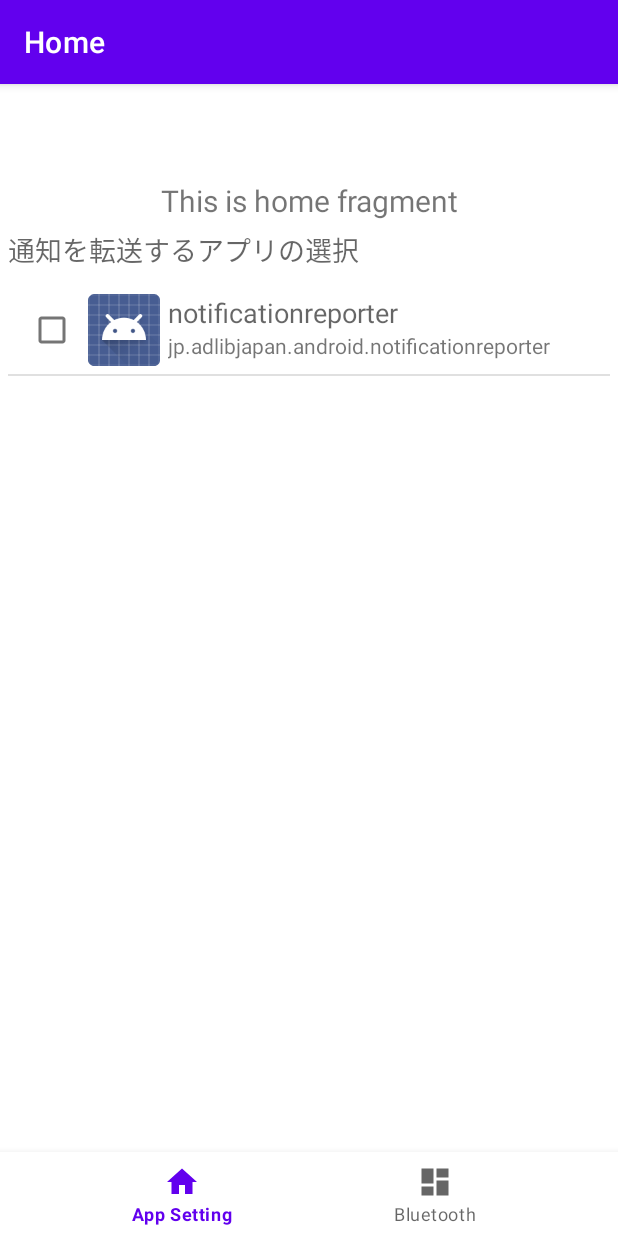
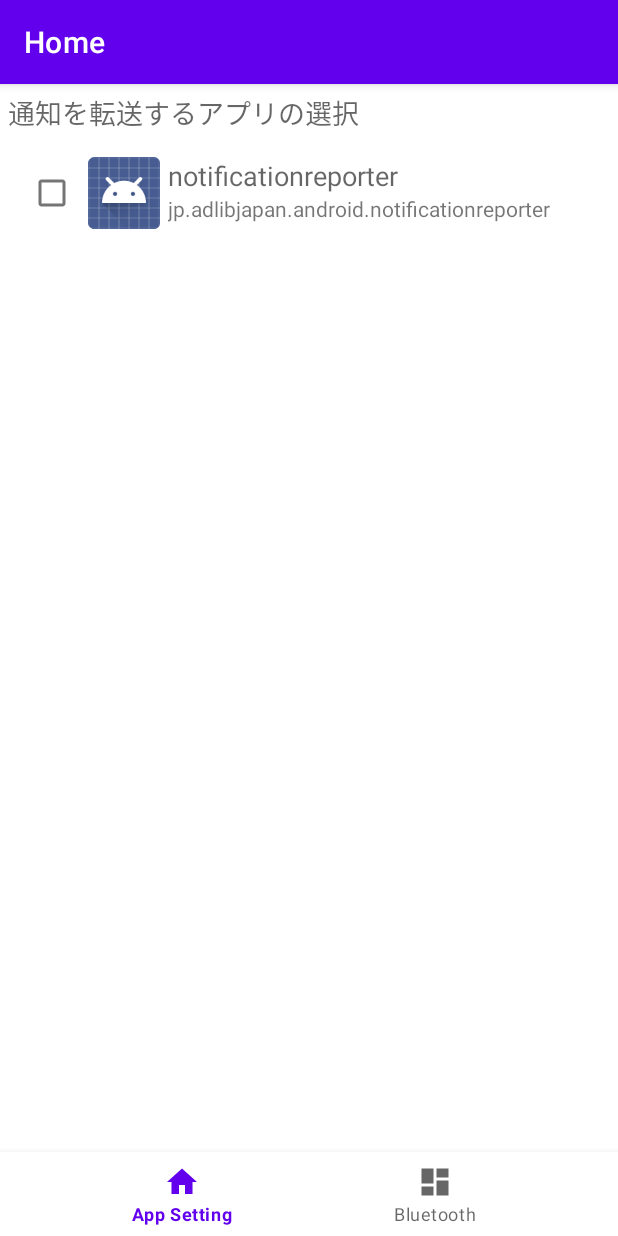
Before and after one commit to lp6m/AndroidM5StickNotify, an Android app: the screen it shows after launch (MainActivity), on a phone screen of 412 x 824 dp. Run offline under Robolectric (Android 15) with nearby library versions, the phone set to English and light mode, and no system bars; our stand-ins replace navigation-ui.

Commit message:
fix layout

```diff
--- a/android/app/src/main/java/jp/adlibjapan/android/notificationreporter/MainActivity.java
+++ b/android/app/src/main/java/jp/adlibjapan/android/notificationreporter/MainActivity.java
@@ -42,7 +42,7 @@
         //Bottom Navigation
         BottomNavigationView navView = findViewById(R.id.nav_view);
         AppBarConfiguration appBarConfiguration = new AppBarConfiguration.Builder(
-                R.id.navigation_home, R.id.navigation_dashboard, R.id.navigation_notifications)
+                R.id.navigation_home, R.id.navigation_dashboard)
                 .build();
         NavController navController = Navigation.findNavController(this, R.id.nav_host_fragment_activity_main);
         NavigationUI.setupActionBarWithNavController(this, navController, appBarConfiguration);
--- a/android/app/src/main/java/jp/adlibjapan/android/notificationreporter/ui/dashboard/DashboardViewModel.java
+++ b/android/app/src/main/java/jp/adlibjapan/android/notificationreporter/ui/dashboard/DashboardViewModel.java
@@ -10,7 +10,7 @@
 
     public DashboardViewModel() {
         mText = new MutableLiveData<>();
-        mText.setValue("This is dashboard fragment");
+        //mText.setValue("This is dashboard fragment");
     }
 
     public LiveData<String> getText() {
--- a/android/app/src/main/java/jp/adlibjapan/android/notificationreporter/ui/home/HomeFragment.java
+++ b/android/app/src/main/java/jp/adlibjapan/android/notificationreporter/ui/home/HomeFragment.java
@@ -47,14 +47,6 @@
 
         binding = FragmentHomeBinding.inflate(inflater, container, false);
         View view = binding.getRoot();
-
-        final TextView textView = binding.textHome;
-        homeViewModel.getText().observe(getViewLifecycleOwner(), new Observer<String>() {
-            @Override
-            public void onChanged(@Nullable String s) {
-                textView.setText(s);
-            }
-        });
 
         helper = new NotificationDbHelper(this.getContext());
         db = helper.getWritableDatabase();
--- a/android/app/src/main/java/jp/adlibjapan/android/notificationreporter/ui/home/HomeViewModel.java
+++ b/android/app/src/main/java/jp/adlibjapan/android/notificationreporter/ui/home/HomeViewModel.java
@@ -10,7 +10,7 @@
 
     public HomeViewModel() {
         mText = new MutableLiveData<>();
-        mText.setValue("This is home fragment");
+        //mText.setValue("This is home fragment");
     }
 
     public LiveData<String> getText() {
--- a/android/app/src/main/res/layout/activity_main.xml
+++ b/android/app/src/main/res/layout/activity_main.xml
@@ -3,8 +3,7 @@
     xmlns:app="http://schemas.android.com/apk/res-auto"
     android:id="@+id/container"
     android:layout_width="match_parent"
-    android:layout_height="match_parent"
-    android:paddingTop="?attr/actionBarSize">
+    android:layout_height="match_parent">
 
     <com.google.android.material.bottomnavigation.BottomNavigationView
         android:id="@+id/nav_view"
@@ -30,4 +29,5 @@
         app:layout_constraintTop_toTopOf="parent"
         app:navGraph="@navigation/mobile_navigation" />
 
+
 </androidx.constraintlayout.widget.ConstraintLayout>
--- a/android/app/src/main/res/layout/fragment_home.xml
+++ b/android/app/src/main/res/layout/fragment_home.xml
@@ -8,21 +8,9 @@
 
     <LinearLayout
     android:layout_width="match_parent"
-    android:layout_height="match_parent"
-    android:orientation="vertical">
-        <TextView
-            android:id="@+id/text_home"
-            android:layout_width="match_parent"
-            android:layout_height="wrap_content"
-            android:layout_marginStart="8dp"
-            android:layout_marginTop="8dp"
-            android:layout_marginEnd="8dp"
-            android:textAlignment="center"
-            android:textSize="20sp"
-            app:layout_constraintBottom_toBottomOf="parent"
-            app:layout_constraintEnd_toEndOf="parent"
-            app:layout_constraintStart_toStartOf="parent"
-            app:layout_constraintTop_toTopOf="parent" />
+    android:layout_height="wrap_content"
+
+        android:orientation="vertical">
         <TextView
             android:layout_width="match_parent"
             android:layout_height="wrap_content"
--- a/android/app/src/main/res/navigation/mobile_navigation.xml
+++ b/android/app/src/main/res/navigation/mobile_navigation.xml
@@ -17,9 +17,4 @@
         android:label="@string/title_dashboard"
         tools:layout="@layout/fragment_dashboard" />
 
-    <fragment
-        android:id="@+id/navigation_notifications"
-        android:name="jp.adlibjapan.android.notificationreporter.ui.notifications.NotificationsFragment"
-        android:label="@string/title_notifications"
-        tools:layout="@layout/fragment_notifications" />
 </navigation>
```
